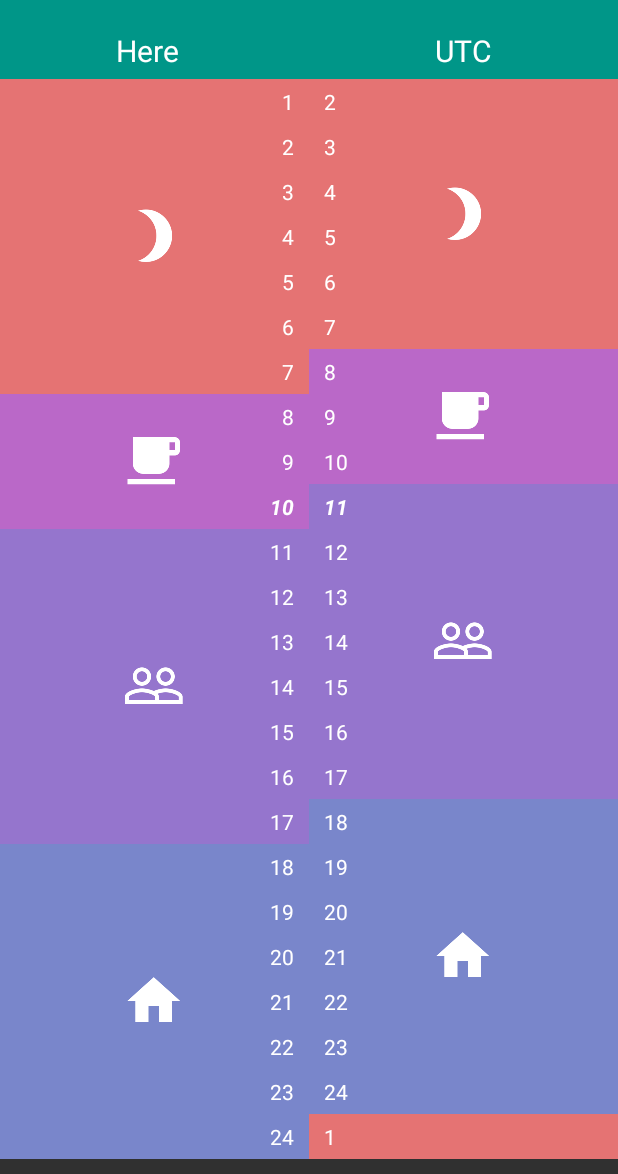
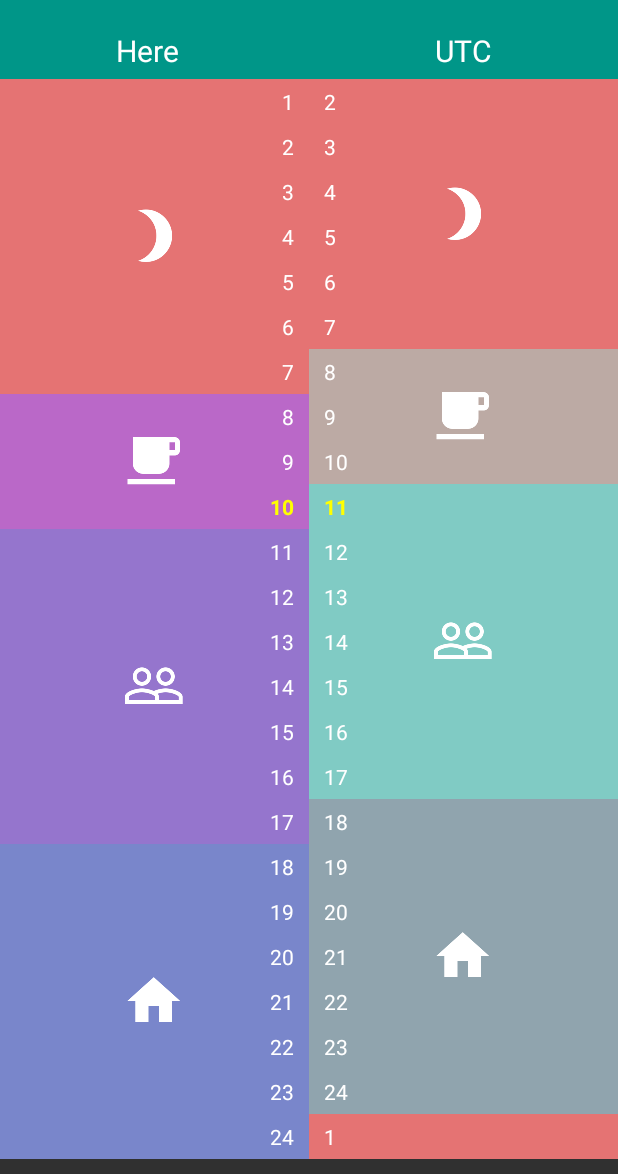
Before and after one commit to renegens/Can-We-Meet, an Android app: the screen it shows after launch (MainActivity), on a phone screen of 412 x 824 dp, the part 62-1236 px from its top. Run offline under Robolectric (Android 15) with nearby library versions, the phone set to English and light mode, and no system bars.

Commit message:
changed color

```diff
--- a/app/src/main/java/gepalcreations/canwemeet/MainActivity.java
+++ b/app/src/main/java/gepalcreations/canwemeet/MainActivity.java
@@ -3,6 +3,7 @@ package gepalcreations.canwemeet;
 
 import android.content.Context;
 import android.content.SharedPreferences;
+import android.graphics.Color;
 import android.graphics.Point;
 import android.graphics.Typeface;
 import android.graphics.drawable.Drawable;
@@ -467,7 +468,8 @@ public class MainActivity extends AppCompatActivity {
 
                 holder.hour.setText(String.valueOf(indexes[i]));
                 if (indexes[i] == (ct + timeZone)) {
-                    holder.hour.setTypeface(null, Typeface.BOLD_ITALIC);
+                    holder.hour.setTypeface(null, Typeface.BOLD);
+                    holder.hour.setTextColor(Color.YELLOW);
 
                 }
                 holder.hour.measure(widthMeasureSpec, heightMeasureSpec);
@@ -477,15 +479,15 @@ public class MainActivity extends AppCompatActivity {
                     dp = dayPart.NIGHT;
                     tc = textViewColors.PURPLE;
                 } else if (indexes[i] >= 8 && indexes[i] <= 10) {
-                    holder.hour.setBackgroundColor(getResources().getColor(R.color.md_purple_300));
+                    holder.hour.setBackgroundColor(getResources().getColor(R.color.md_brown_200));
                     dp = dayPart.DAY;
                     tc = textViewColors.TEAL;
                 } else if (indexes[i] >= 11 && indexes[i] <= 17) {
-                    holder.hour.setBackgroundColor(getResources().getColor(R.color.md_deep_purple_300));
+                    holder.hour.setBackgroundColor(getResources().getColor(R.color.md_teal_200));
                     dp = dayPart.NOON;
                     tc = textViewColors.AMBER;
                 } else {
-                    holder.hour.setBackgroundColor(getResources().getColor(R.color.md_indigo_300));
+                    holder.hour.setBackgroundColor(getResources().getColor(R.color.md_blue_grey_300));
                     dp = dayPart.AFTERNOON;
                     tc = textViewColors.BROWN;
                 }
@@ -730,7 +732,8 @@ public class MainActivity extends AppCompatActivity {
             // Math.ceil -> px 4.5 to kanei 5
 
             if (t.getText().toString().equals(String.valueOf(currentHours))) {
-                t.setTypeface(null, Typeface.BOLD_ITALIC);
+                t.setTypeface(null, Typeface.BOLD);
+                t.setTextColor(Color.YELLOW);
                 tv.setV(t);
                 tv.setTime(t.getText().toString());
             }
```
